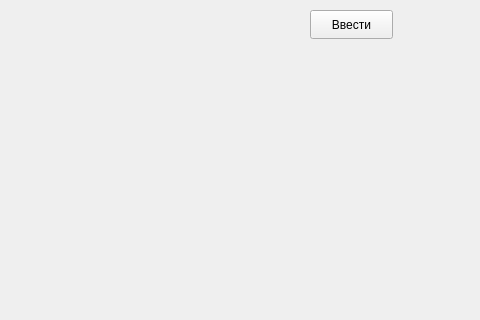
First picture: the form in mainwindow.ui, repository StepanRyabcev/book, before the edit; both pictures show x 0 to 480 and y 110 to 430 of the 800 by 600 pixel window.
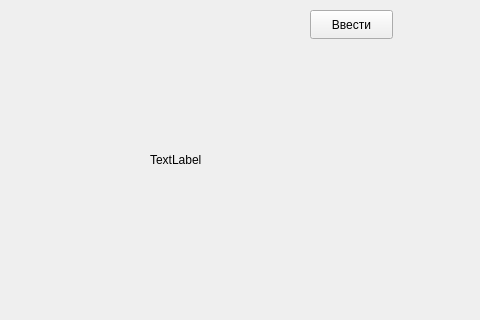
Second picture: the form after the edit.

Commit message: Changed spinbox name to better one

What changed in the file:
```diff
--- a/mainwindow.ui
+++ b/mainwindow.ui
@@ -66,6 +66,19 @@
      <number>999999</number>
     </property>
    </widget>
+   <widget class="QLabel" name="label">
+    <property name="geometry">
+     <rect>
+      <x>150</x>
+      <y>260</y>
+      <width>121</width>
+      <height>20</height>
+     </rect>
+    </property>
+    <property name="text">
+     <string>TextLabel</string>
+    </property>
+   </widget>
   </widget>
   <widget class="QMenuBar" name="menubar">
    <property name="geometry">
```
